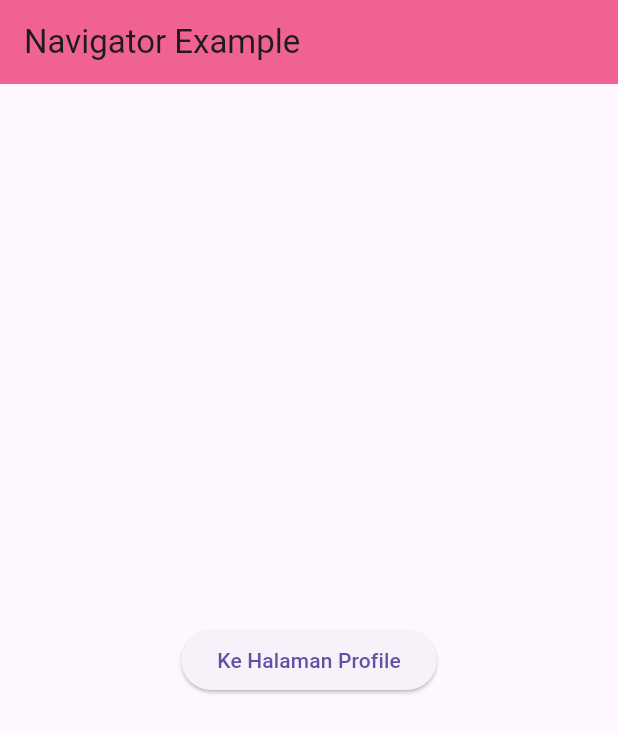
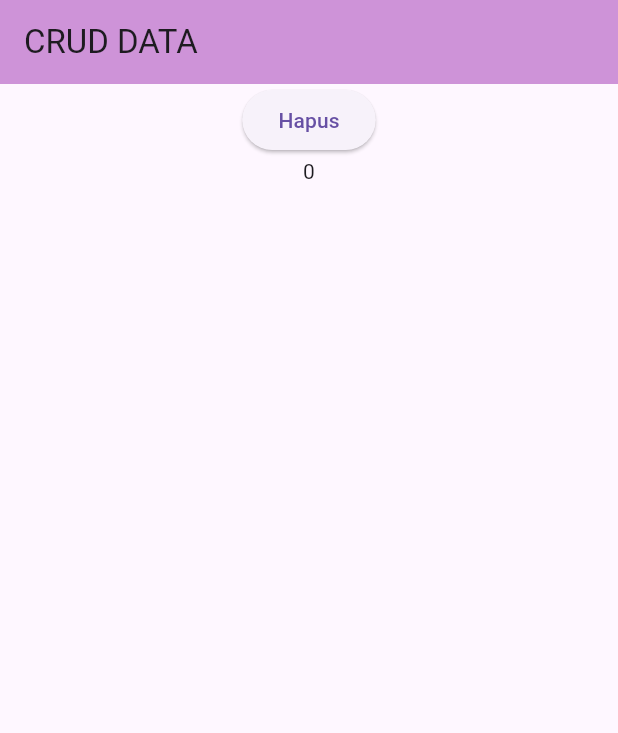
Before and after one commit to KarMint26/learn_flutter_1, a Flutter app: the screen it shows after launch, on a phone screen of 412 x 824 dp. Shown: the top 733 px of the screen. Run offline on Flutter 3.47's test engine with Material 3 defaults, Android fonts, the phone set to English and light mode, and no system bars.

Commit message:
add feature

```diff
--- /dev/null
+++ b/lib/crud_endpoint.dart
@@ -0,0 +1,20 @@
+import 'package:first_project/delete_data.dart';
+import 'package:first_project/getdata.dart';
+import 'package:first_project/post_data.dart';
+import 'package:first_project/putpatch_data.dart';
+import 'package:flutter/material.dart';
+
+class CrudEndpoint extends StatelessWidget {
+  const CrudEndpoint({super.key});
+
+  @override
+  Widget build(BuildContext context) {
+    return MaterialApp(
+      title: 'TabBar Example',
+      theme: ThemeData(
+        primarySwatch: Colors.blue,
+      ),
+      home: const DeleteData(),
+    );
+  }
+}
--- /dev/null
+++ b/lib/delete_data.dart
@@ -0,0 +1,43 @@
+import 'dart:convert';
+import 'package:flutter/material.dart';
+import 'package:http/http.dart' as http;
+
+class DeleteData extends StatefulWidget {
+  const DeleteData({super.key});
+
+  @override
+  State<DeleteData> createState() => _DeleteDataState();
+}
+
+class _DeleteDataState extends State<DeleteData> {
+  int resData = 0;
+
+  @override
+  Widget build(BuildContext context) {
+    return Scaffold(
+      appBar: AppBar(
+        title: Text("CRUD DATA"),
+        backgroundColor: Colors.purple[200],
+      ),
+      body: Center(
+        child: Column(
+          children: [
+            ElevatedButton(
+              onPressed: ()async{
+                  var response = await http.delete(
+                    Uri.parse("https://reqres.in/api/users/2")
+                  );
+
+                   setState(() {
+                      resData = response.statusCode;
+                    });
+              },
+              child: Text("Hapus")
+            ),
+            Text("$resData")
+          ],
+        )
+      ),
+    );
+  }
+}
```
Also changed, not shown: lib/getdata.dart (added, +51 -0 lines), lib/main.dart (+66 -65 lines), lib/post_data.dart (added, +77 -0 lines), lib/putpatch_data.dart (added, +77 -0 lines), pubspec.yaml (+4 -11 lines), pubspec.lock.
